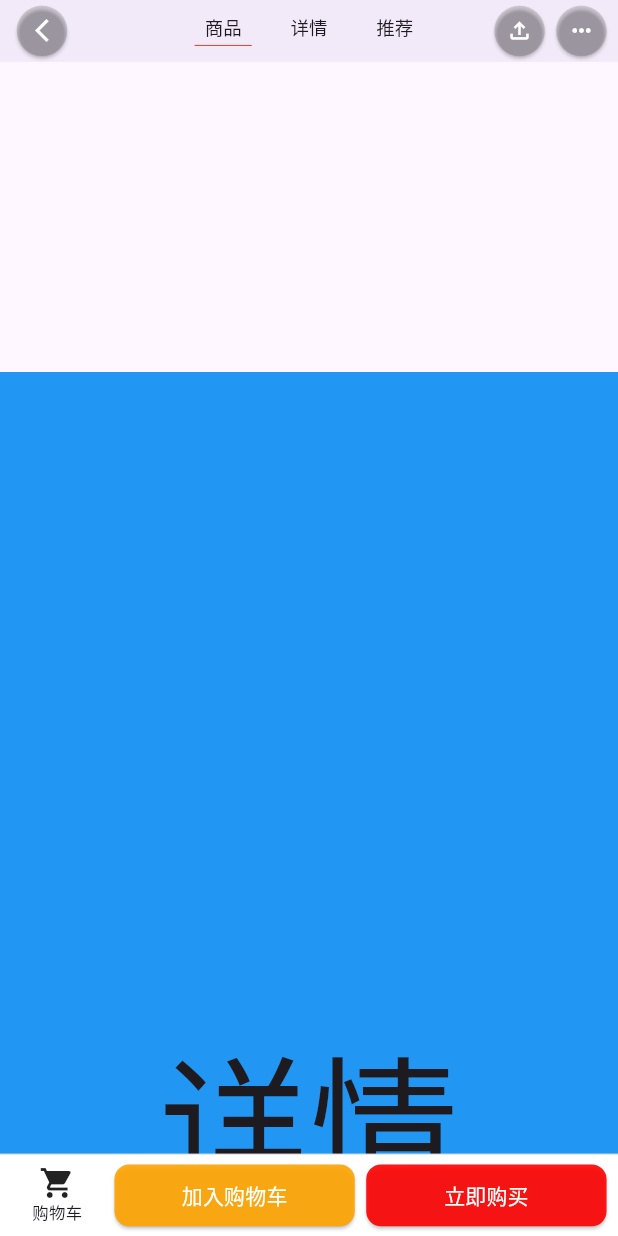
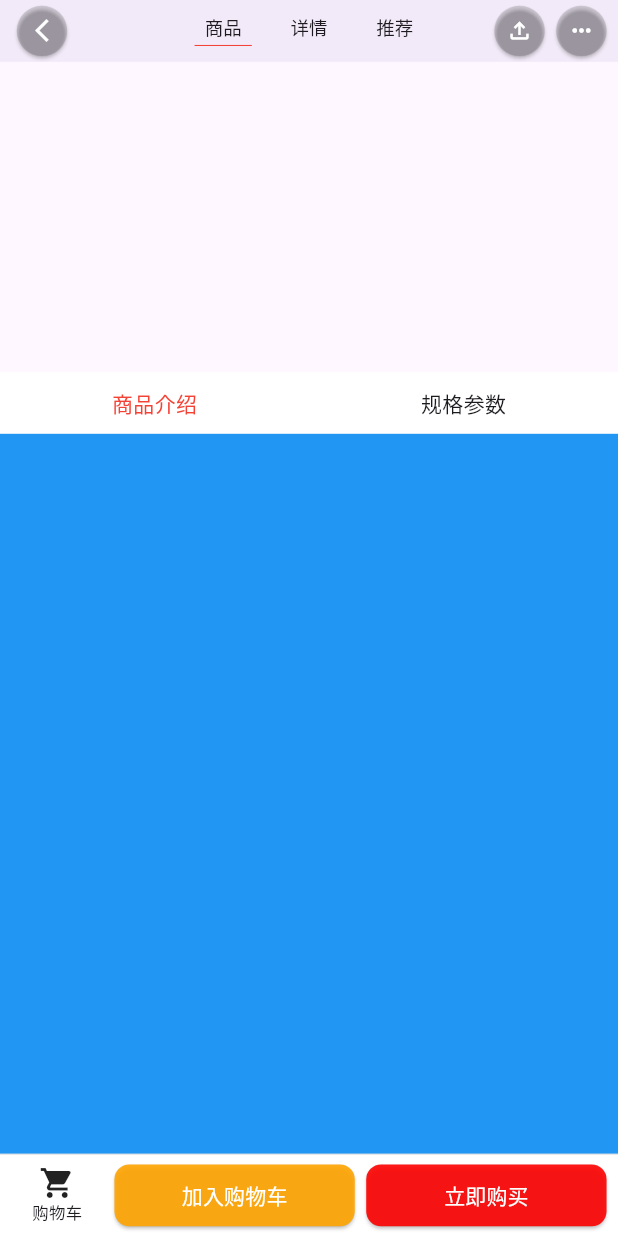
Before and after one commit to nicoleandlilli/xmshop, a Flutter app: the ProductContentView screen opened by its route, scrolled down 576 dp, on a phone screen of 412 x 824 dp. Run offline on Flutter 3.47's test engine with Material 3 defaults, Android fonts, the phone set to English and light mode, and no system bars; our stand-ins replace dio, flutter_screenutil, flutter_swiper_view, get, shared_preferences; accounts and stored records are empty; network calls fail.

Commit message:
添加省心优惠后详情界面中详情部分的悬浮框

```diff
--- a/lib/app/modules/productContent/controllers/product_content_controller.dart
+++ b/lib/app/modules/productContent/controllers/product_content_controller.dart
@@ -5,7 +5,7 @@ import 'package:get/get_core/src/get_main.dart';
 import 'package:get/get_rx/src/rx_types/rx_types.dart';
 import 'package:get/get_state_manager/src/simple/get_controllers.dart';
 import 'package:xmeshop/app/services/http_client.dart';
-
+import 'package:xmeshop/app/services/screenAdapter.dart';
 import '../../../models/pcontent_model.dart';
 
 class ProductContentController extends GetxController{
@@ -40,6 +40,12 @@ class ProductContentController extends GetxController{
   ];
   RxInt selectedTabsIndex=1.obs;
 
+  //详情 container的位置
+  double gk2Position=0;
+  double gk3Position=0;
+  //是否显示详情tab切换
+  RxBool showSubHeaderTabs=false.obs;
+
   @override
   void onInit() {
     super.onInit();
@@ -60,6 +66,27 @@ class ProductContentController extends GetxController{
 //监听滚动条滚动事件
   void scrollControllerListener() {
     scrollController.addListener(() {
+
+      //获取渲染后的元素的位置
+      if(gk2Position==0&& gk3Position==0){
+        print(scrollController.position.pixels);
+        //获取Container高度的时候获取的是距离顶部的高度，如果要从0开始计算要加下滚动条下拉的高度
+        getContainerPosition(scrollController.position.pixels);
+      }
+      //显示隐藏详情 subHeader tab切换
+      if(scrollController.position.pixels>gk2Position&& scrollController.position.pixels<gk3Position){
+        if(showSubHeaderTabs.value==false){
+          showSubHeaderTabs.value=true;
+        }
+      }else{
+        if( showSubHeaderTabs.value==true){
+          showSubHeaderTabs.value=false;
+        }
+      }
+
+
+
+      //显示隐藏顶部tab切换
       if (scrollController.position.pixels <= 100) {
         opcity.value=scrollController.position.pixels/100;
         if(showTabs.value==true){
@@ -73,6 +100,19 @@ class ProductContentController extends GetxController{
         }
       }
     });
+  }
+
+  //获取元素位置   globalKey.currentContext!.findRenderObject()可以获取渲染的属性。
+  getContainerPosition(pixels){
+    RenderBox box2=gk2.currentContext!.findRenderObject() as RenderBox;
+    gk2Position=box2.localToGlobal(Offset.zero).dy+pixels-(ScreenAdapter.getStatusBarHeight()+ScreenAdapter.height(120));
+
+    RenderBox box3=gk3.currentContext!.findRenderObject() as RenderBox;
+    gk3Position=box3.localToGlobal(Offset.zero).dy+pixels-(ScreenAdapter.getStatusBarHeight()+ScreenAdapter.height(120));
+    print(gk2Position);
+
+    print(gk3Position);
+
   }
 
   void changeSelectedTabsIndex(index){
--- a/lib/app/modules/productContent/views/product_content_view.dart
+++ b/lib/app/modules/productContent/views/product_content_view.dart
@@ -65,6 +65,7 @@ class ProductContentView extends GetView<ProductContentController>{
           },
         ));
   }
+
   Widget _appBar(BuildContext context){
     return Obx(
           () => AppBar(
@@ -239,14 +240,38 @@ class ProductContentView extends GetView<ProductContentController>{
       ),
     );
   }
+
+  Widget _subHeader() {
+    return Container(
+      color: Colors.white,
+      child: Row(
+        children: [
+          Expanded(
+              child: Container(
+                height: ScreenAdapter.height(120),
+                alignment: Alignment.center,
+                child: Text("商品介绍", style: TextStyle(color: Colors.red)),
+              )),
+          Expanded(
+              child: Container(
+                height: ScreenAdapter.height(120),
+                alignment: Alignment.center,
+                child: Text("规格参数"),
+              ))
+        ],
+      ),
+    );
+  }
+
   Widget _body(){
     return SingleChildScrollView(
       controller: controller.scrollController,
       child: Column(
         children: [
           FirstPageView(showBottomAttr),
-          SecondPageView(),
+          SecondPageView(_subHeader),
           ThirdPageView(),
+
         ],
       ),
     );
@@ -341,6 +366,14 @@ class ProductContentView extends GetView<ProductContentController>{
         children: [
           _body(),
           _bottom(),
+          Obx(() => controller.showSubHeaderTabs.value
+              ? Positioned(
+              left: 0,
+              top: ScreenAdapter.getStatusBarHeight() +
+                  ScreenAdapter.height(118),
+              right: 0,
+              child: _subHeader())
+              : const Text("")),
         ],
       ) ,
     );
--- a/lib/app/modules/productContent/views/second_page_view.dart
+++ b/lib/app/modules/productContent/views/second_page_view.dart
@@ -6,7 +6,8 @@ import '../controllers/product_content_controller.dart';
 
 class SecondPageView extends GetView {
     final ProductContentController controller = Get.find();
-   SecondPageView({super.key});
+    final Function subHeader;
+   SecondPageView(this.subHeader,{super.key});
   @override
   Widget build(BuildContext context) {
     return Container(
@@ -15,7 +16,9 @@ class SecondPageView extends GetView {
               width: ScreenAdapter.width(1080),
               height: ScreenAdapter.height(2900),
               color: Colors.blue,
-              child: const Text("详情", style: TextStyle(fontSize: 100)),
+      child: Column(
+        children: [subHeader()],
+      ),
             );
   }
 }
--- a/lib/app/services/screenAdapter.dart
+++ b/lib/app/services/screenAdapter.dart
@@ -20,4 +20,8 @@ class ScreenAdapter{
       return 1.sh;
   }
 
+  static getStatusBarHeight (){
+    return ScreenUtil().statusBarHeight;  //状态栏高度 刘海屏会更高
+  }
+
 }
```
